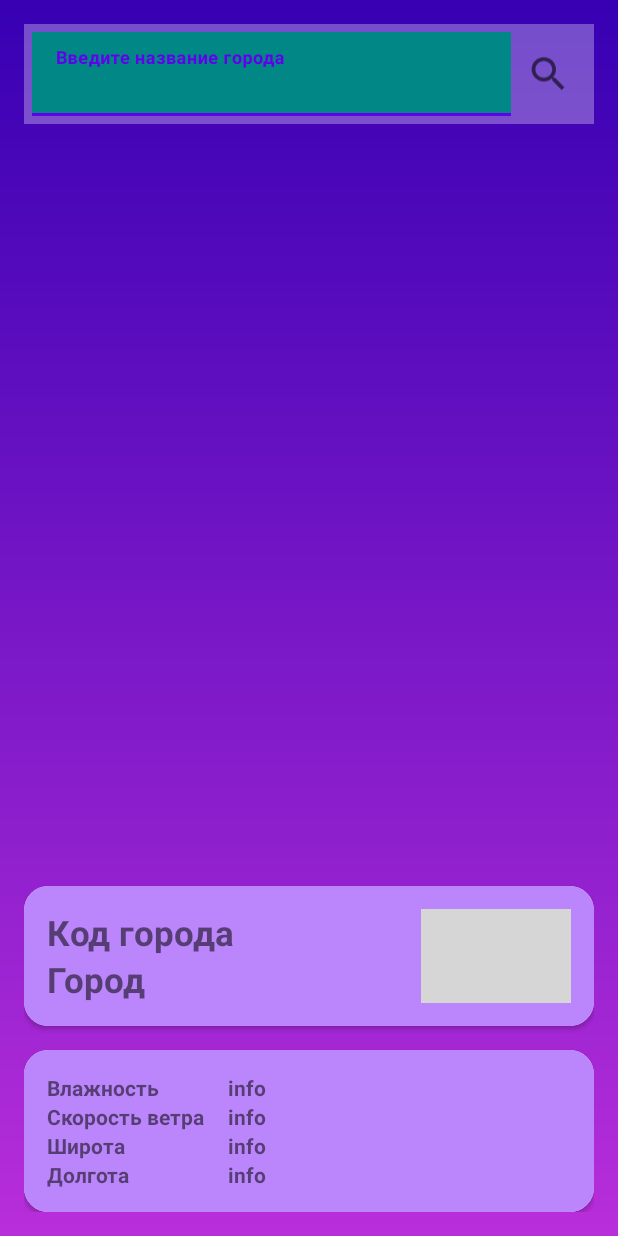
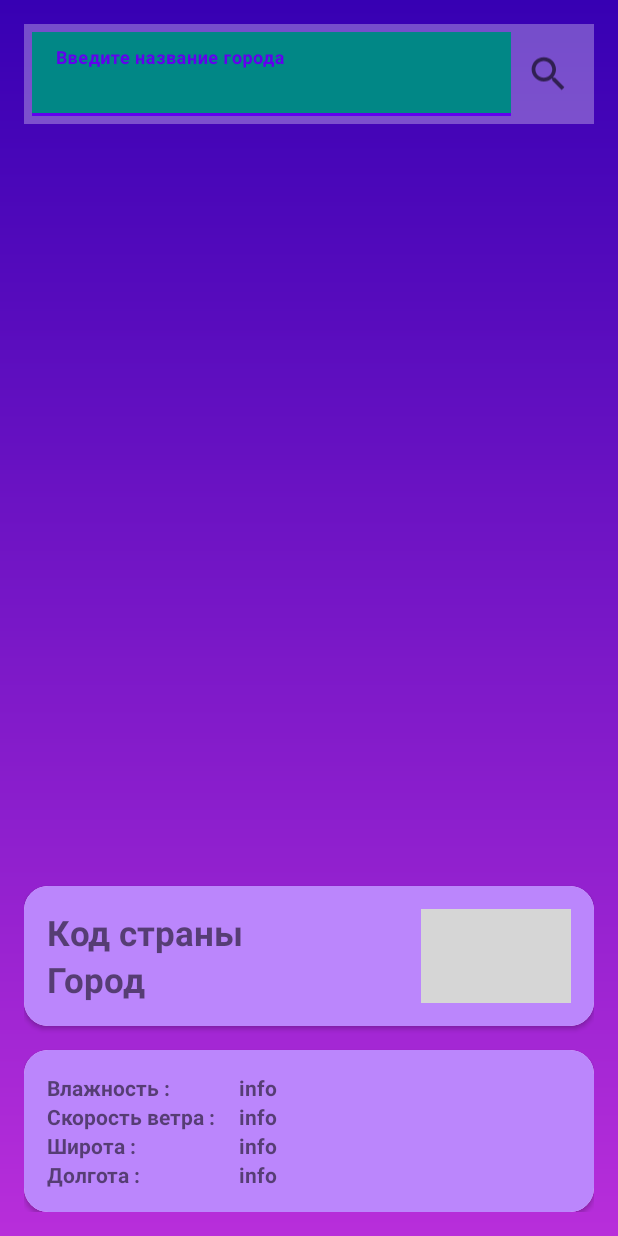
Before and after one commit to ra1nx92/WeatherApp, an Android app: the layout activity_main.xml on its own in the app's theme, with its tools: preview values and no code run, on a phone screen of 412 x 824 dp. Run offline under Robolectric (Android 15) with nearby library versions, the phone set to English and light mode, and no system bars; grey boxes are pictures that could not be loaded.

Commit message:
completing the app

```diff
--- a/app/src/main/res/layout/activity_main.xml
+++ b/app/src/main/res/layout/activity_main.xml
@@ -1,6 +1,7 @@
 <?xml version="1.0" encoding="utf-8"?>
 
-<androidx.swiperefreshlayout.widget.SwipeRefreshLayout xmlns:android="http://schemas.android.com/apk/res/android"
+<androidx.swiperefreshlayout.widget.SwipeRefreshLayout
+    xmlns:android="http://schemas.android.com/apk/res/android"
     xmlns:app="http://schemas.android.com/apk/res-auto"
     xmlns:tools="http://schemas.android.com/tools"
     android:id="@+id/swipe_refresh_layout"
@@ -63,7 +64,7 @@
                         android:layout_height="wrap_content"
                         android:background="@color/teal_700"
                         android:hint="@string/city_name_et"
-                        android:inputType="text"
+                        android:inputType="textCapSentences"
                         android:lines="1"
                         android:maxLines="1"
                         android:textStyle="bold" />
@@ -112,10 +113,10 @@
                             android:orientation="vertical">
 
                             <TextView
-                                android:id="@+id/tv_city_code"
+                                android:id="@+id/tv_country_code"
                                 android:layout_width="wrap_content"
                                 android:layout_height="wrap_content"
-                                android:text="@string/city_code"
+                                android:text="@string/country_code"
                                 android:textSize="23sp"
                                 android:textStyle="bold" />
 
--- a/app/src/main/res/values/strings.xml
+++ b/app/src/main/res/values/strings.xml
@@ -3,10 +3,10 @@
     <string name="error_message">Error, Try Again!</string>
     <string name="city_name">Город</string>
     <string name="info">info</string>
-    <string name="longitude">Долгота</string>
-    <string name="width">Широта</string>
-    <string name="wind_speed">Скорость ветра</string>
-    <string name="humidity">Влажность</string>
-    <string name="city_code">Код города</string>
+    <string name="longitude">Долгота :</string>
+    <string name="width">Широта :</string>
+    <string name="wind_speed">Скорость ветра :</string>
+    <string name="humidity">Влажность :</string>
+    <string name="country_code">Код страны</string>
     <string name="city_name_et">Введите название города</string>
 </resources>
```
Also changed, not shown: app/src/main/java/com/example/wheaterapp/data/presentation/screen/MainActivity.kt (+34 -6 lines), app/src/main/java/com/example/wheaterapp/data/presentation/viewModel/MainViewModel.kt (+4 -9 lines), app/src/main/java/com/example/wheaterapp/data/service/WeatherApi.kt (+12 -2 lines), app/src/main/java/com/example/wheaterapp/data/service/WeatherApiFactory.kt (+3 -4 lines).
